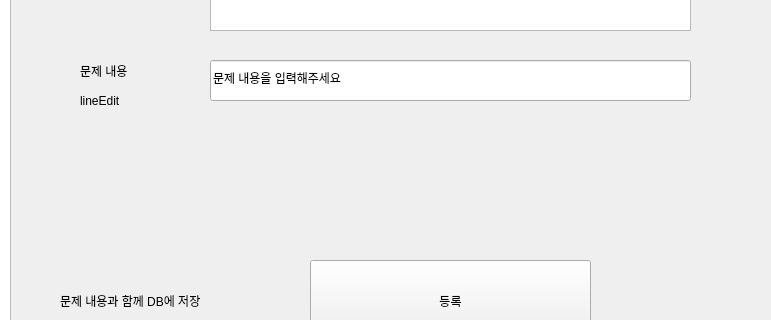
gitaeyu/Education_app, file Teacher.ui: the form before one commit; both pictures show x 230 to 1001 and y 370 to 690 of the 1139 by 860 pixel window.
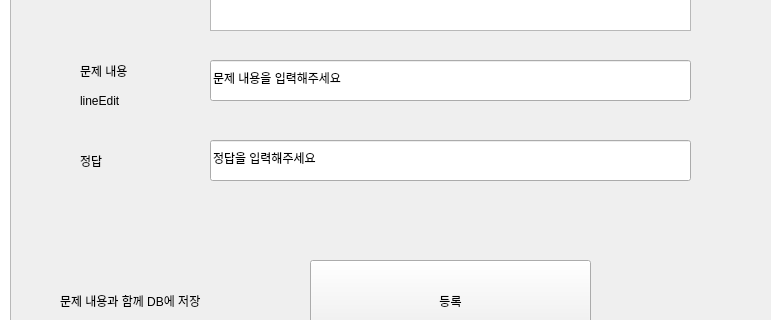
The form after the commit.

What changed in the file:
```diff
--- a/Teacher.ui
+++ b/Teacher.ui
@@ -293,6 +293,32 @@
        </rect>
       </property>
      </widget>
+     <widget class="QLabel" name="label_10">
+      <property name="geometry">
+       <rect>
+        <x>60</x>
+        <y>470</y>
+        <width>81</width>
+        <height>41</height>
+       </rect>
+      </property>
+      <property name="text">
+       <string>정답</string>
+      </property>
+     </widget>
+     <widget class="QLineEdit" name="test_answer">
+      <property name="geometry">
+       <rect>
+        <x>190</x>
+        <y>470</y>
+        <width>481</width>
+        <height>41</height>
+       </rect>
+      </property>
+      <property name="text">
+       <string>정답을 입력해주세요</string>
+      </property>
+     </widget>
     </widget>
     <widget class="QWidget" name="page_2"/>
    </widget>
```
